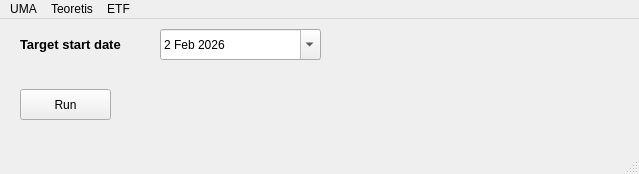
The window that downloader_teoretis.ui (taufikhs8401-cell/Projek-Kantor) describes before a commit, drawn with Qt 5.
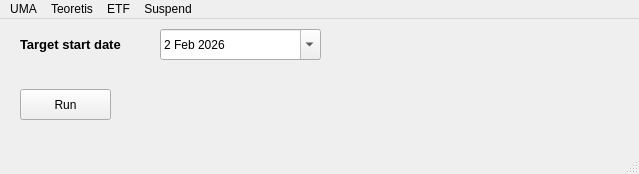
The same window after the commit.

The edit to the form file:
```diff
--- a/downloader_teoretis.ui
+++ b/downloader_teoretis.ui
@@ -135,10 +135,22 @@
     <addaction name="actionInsert_2"/>
     <addaction name="actionEdit_2"/>
     <addaction name="actionBatch_Insert_2"/>
+    <addaction name="actionExport"/>
+   </widget>
+   <widget class="QMenu" name="menuSuspend">
+    <property name="title">
+     <string>Suspend</string>
+    </property>
+    <addaction name="actionInsert_3"/>
+    <addaction name="actionEdit_3"/>
+    <addaction name="actionDownloader_3"/>
+    <addaction name="actionBatch_Insert_3"/>
+    <addaction name="actionExport_3"/>
    </widget>
    <addaction name="menuUMA"/>
    <addaction name="menuTeoretis"/>
    <addaction name="menuETF"/>
+   <addaction name="menuSuspend"/>
   </widget>
   <widget class="QStatusBar" name="statusbar"/>
   <action name="actionUMA">
```
Left out of the diff: 30 changed lines with no effect on the pictures.
